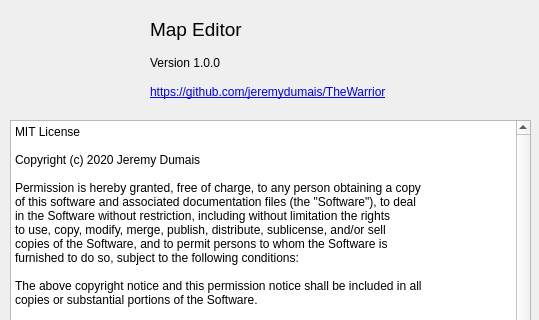
jeremydumais/TheWarrior, file mapEditor/src/aboutBoxForm.ui: the form before one commit; both pictures show x 0 to 539 and y 0 to 320 of the 539 by 509 pixel window.
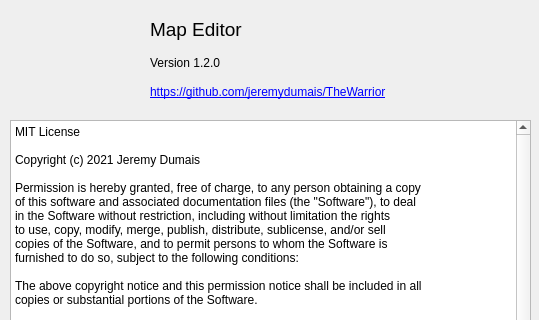
The form after the commit. Icons and pictures are not drawn.

```diff
--- a/mapEditor/src/aboutBoxForm.ui
+++ b/mapEditor/src/aboutBoxForm.ui
@@ -61,7 +61,7 @@
     </rect>
    </property>
    <property name="text">
-    <string>Version 1.0.0</string>
+    <string>Version 1.2.0</string>
    </property>
   </widget>
   <widget class="QLabel" name="label_3">
@@ -103,7 +103,7 @@
    <property name="plainText">
     <string>MIT License
 
-Copyright (c) 2020 Jeremy Dumais
+Copyright (c) 2021 Jeremy Dumais
 
 Permission is hereby granted, free of charge, to any person obtaining a copy
 of this software and associated documentation files (the &quot;Software&quot;), to deal
```
